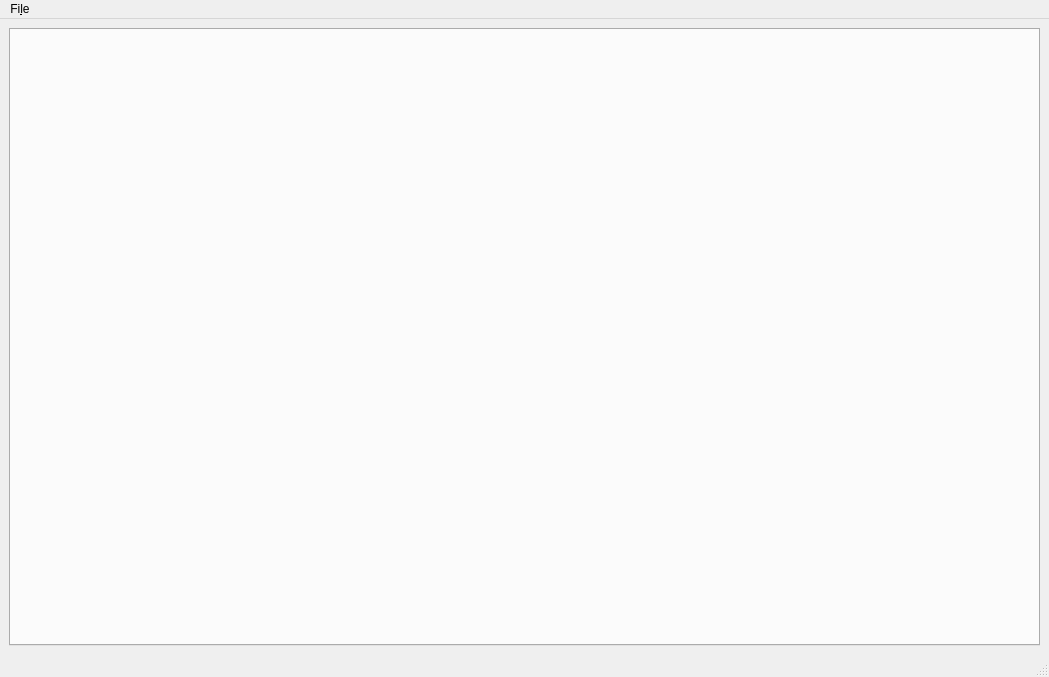
mmguillermo/QUDI, file gui/redcrab/ui_redcrab_maingui.ui: the form before one commit.
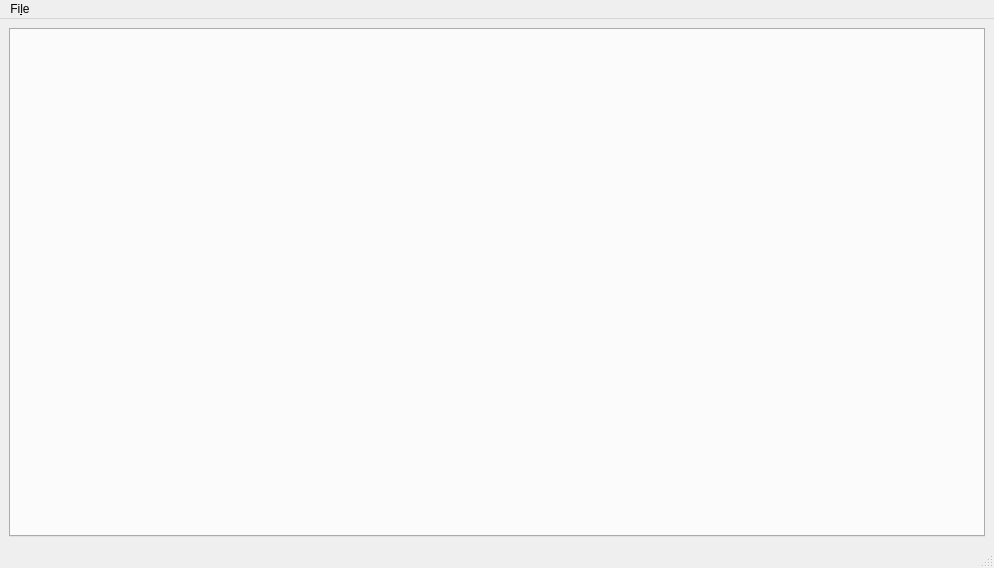
The form after the commit. Icons and pictures are not drawn.

Commit message: Added Tab for Initiation which is not doing anything yet

```diff
--- a/gui/redcrab/ui_redcrab_maingui.ui
+++ b/gui/redcrab/ui_redcrab_maingui.ui
@@ -6,8 +6,8 @@
    <rect>
     <x>0</x>
     <y>0</y>
-    <width>1049</width>
-    <height>677</height>
+    <width>994</width>
+    <height>568</height>
    </rect>
   </property>
   <property name="minimumSize">
@@ -42,8 +42,8 @@
     <rect>
      <x>0</x>
      <y>0</y>
-     <width>1049</width>
-     <height>25</height>
+     <width>994</width>
+     <height>22</height>
     </rect>
    </property>
    <widget class="QMenu" name="menuFile">
```
The commit also changes 5 other files.
